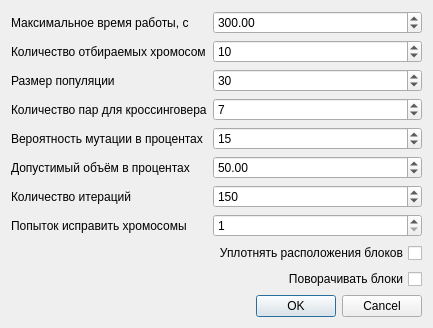
The window that geneticsolverdialog.ui (Musseffect/3D-container-packing) describes before a commit, drawn with Qt 5.
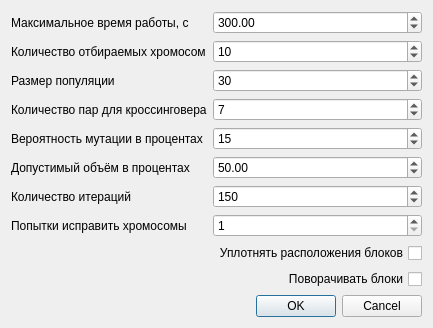
The same window after the commit.

Diff of the .ui file:
```diff
--- a/geneticsolverdialog.ui
+++ b/geneticsolverdialog.ui
@@ -159,7 +159,7 @@
      <item row="7" column="0">
       <widget class="QLabel" name="label_8">
        <property name="text">
-        <string>Попыток исправить хромосомы</string>
+        <string>Попытки исправить хромосомы</string>
        </property>
       </widget>
      </item>
```
